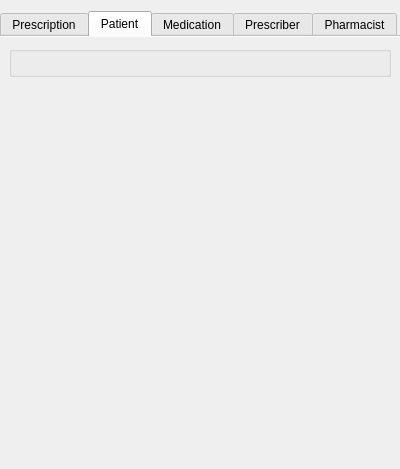
Old version of the form db/prescriptiondisplay.ui in the repository kyledevans/Medicine-Track.
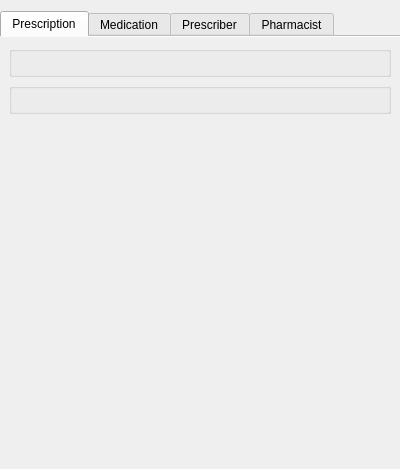
New version of the form. The open tabs and pages were chosen to show the change. Custom widgets are drawn as their Qt base class.

The edit to the form file:
```diff
--- a/db/prescriptiondisplay.ui
+++ b/db/prescriptiondisplay.ui
@@ -33,6 +33,9 @@
        <string notr="true">Prescription</string>
       </attribute>
       <layout class="QVBoxLayout" name="verticalLayout_2">
+       <item>
+        <widget class="PatientGroupBox" name="patientBox"/>
+       </item>
        <item>
         <widget class="PrescriptionGroupBox" name="prescriptionBox"/>
        </item>
@@ -51,29 +54,6 @@
        </item>
       </layout>
      </widget>
-     <widget class="QWidget" name="patientTab">
-      <attribute name="title">
-       <string notr="true">Patient</string>
-      </attribute>
-      <layout class="QVBoxLayout" name="verticalLayout_3">
-       <item>
-        <widget class="PatientGroupBox" name="patientBox"/>
-       </item>
-       <item>
-        <spacer name="verticalSpacer_2">
-         <property name="orientation">
-          <enum>Qt::Vertical</enum>
-         </property>
-         <property name="sizeHint" stdset="0">
-          <size>
-           <width>20</width>
-           <height>40</height>
-          </size>
-         </property>
-        </spacer>
-       </item>
-      </layout>
-     </widget>
      <widget class="QWidget" name="medicationTab">
       <attribute name="title">
        <string notr="true">Medication</string>
```
